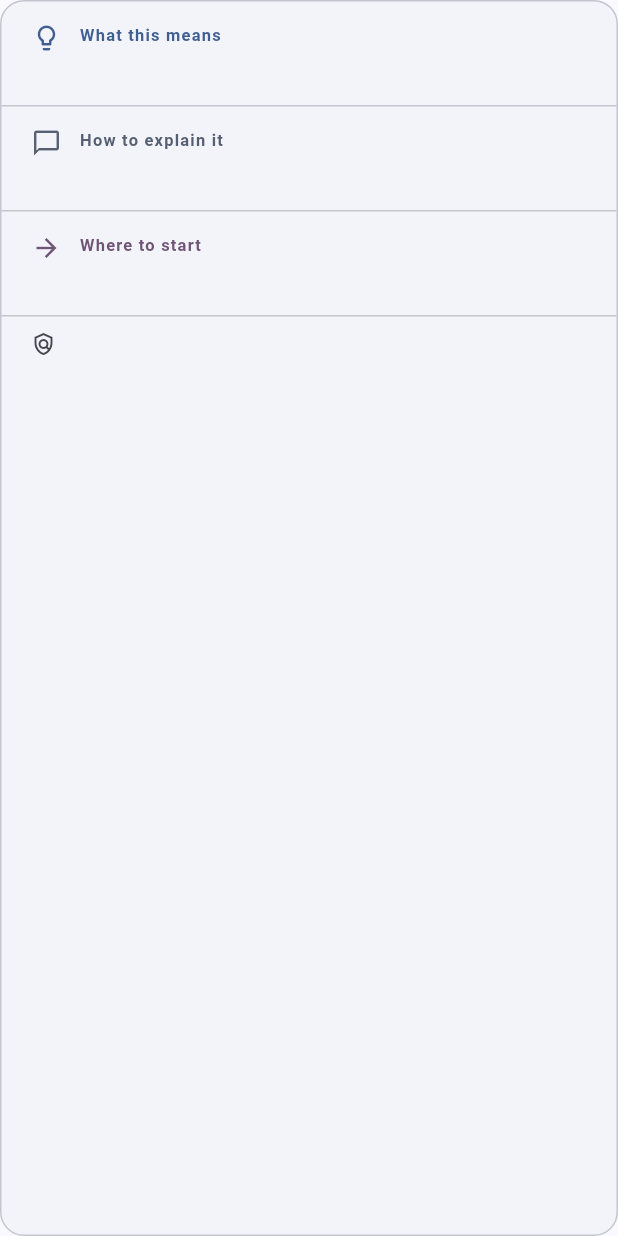
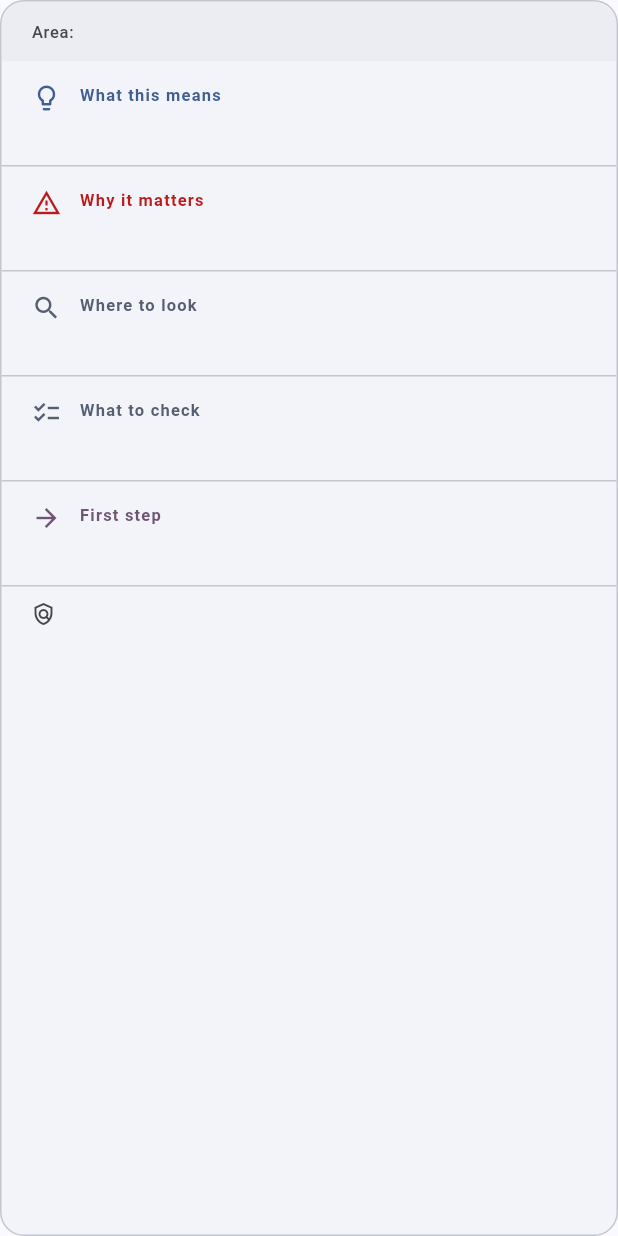
Before and after one commit to jeling43/CJIS_comp, a Flutter app: the _GuidanceCard widget shown alone on an empty page, opened directly with empty values, on a phone screen of 412 x 824 dp. Run offline on Flutter 3.47's test engine with Material 3 defaults, Android fonts, the phone set to English and light mode, and no system bars.

Commit message:
Refine results page: header, card fields, labels, navigation, prioritization
- Header: "Here are the areas that may need attention" + contextual subtext
- Cards: show all 7 fields (Area, Issue Label, What this means, Why it matters,
  Where to look, What to check, First step) + CJIS Reference
- Fix: display `risk` and `whatToCheck` fields that were missing from cards
- Fix: correct label "How to explain it" → "Where to look", "Where to start" → "First step"
- Fix: diagnostic flag shown as issue label (flag icon) instead of "Noted: ..."
- Combined insight cards: visually distinct with error color + priority icon
- Navigation: "Explore another area" / "Start over"
- Prioritization: sort cards by severity (control breakdowns > ownership gaps > uncertainty)

Agent-Logs-Url: https://github.com/jeling43/CJIS_comp/sessions/d66ba783-7605-47ec-a159-e5b36a06aa5e

Co-authored-by: jeling43 <113471742+jeling43@users.noreply.github.com>

```diff
--- a/lib/screens/question_flow_screen.dart
+++ b/lib/screens/question_flow_screen.dart
@@ -225,12 +225,26 @@ class _QuestionFlowScreenState extends State<QuestionFlowScreen> {
     );
   }
 
+  // ─── Prioritization helpers ─────────────────────────────────────────────
+
+  /// Priority order: control breakdowns > ownership gaps > uncertainty > no flag
+  static const _flagPriority = <String, int>{
+    'Control may not be consistently enforced': 0,
+    'Responsibility is unclear': 1,
+    'Lack of visibility in this area': 2,
+  };
+
+  int _diagnosticPriority(DiagnosticEntry entry) {
+    if (entry.diagnosticFlag == null) return 3;
+    return _flagPriority[entry.diagnosticFlag] ?? 3;
+  }
+
   // ─── Guidance summary ────────────────────────────────────────────────────
 
   Widget _buildGuidanceSummary() {
     final hasEntries = _collectedDiagnostics.isNotEmpty;
     final diagnosticEntries = hasEntries
-        ? _collectedDiagnostics
+        ? List.of(_collectedDiagnostics)..sort((a, b) => _diagnosticPriority(a).compareTo(_diagnosticPriority(b)))
         : [
             DiagnosticEntry(
               questionId: '',
@@ -243,22 +257,23 @@ class _QuestionFlowScreenState extends State<QuestionFlowScreen> {
       child: Column(
         crossAxisAlignment: CrossAxisAlignment.stretch,
         children: [
+          // ── 1. Header ───────────────────────────────────────────────
           Text(
-            'Here\'s what we noticed',
+            'Here are the areas that may need attention',
             style: Theme.of(context).textTheme.headlineSmall?.copyWith(
                   fontWeight: FontWeight.bold,
                 ),
           ),
           const SizedBox(height: 8),
           Text(
-            'Based on what you shared:',
+            'These are common areas where issues can occur in real-world environments.',
             style: Theme.of(context).textTheme.bodyMedium?.copyWith(
                   color: Theme.of(context).colorScheme.onSurfaceVariant,
                 ),
           ),
           const SizedBox(height: 24),
 
-          // Combined insights (if any)
+          // ── 2. Combined insights (if any) ───────────────────────────
           if (combinedInsights.isNotEmpty) ...[
             ...combinedInsights.map((insight) => Padding(
                   padding: const EdgeInsets.only(bottom: 16),
@@ -267,15 +282,17 @@ class _QuestionFlowScreenState extends State<QuestionFlowScreen> {
             const SizedBox(height: 8),
           ],
 
-          // Individual diagnostic cards
+          // ── 3. Individual issue cards ───────────────────────────────
           ...diagnosticEntries.map((entry) => Padding(
                 padding: const EdgeInsets.only(bottom: 16),
                 child: _GuidanceCard(
                   item: entry.guidance,
                   diagnosticFlag: entry.diagnosticFlag,
+                  areaLabel: _domainTitle,
                 ),
               )),
 
+          // ── 4. Navigation ───────────────────────────────────────────
           const SizedBox(height: 32),
           OutlinedButton(
             style: OutlinedButton.styleFrom(
@@ -286,7 +303,7 @@ class _QuestionFlowScreenState extends State<QuestionFlowScreen> {
             onPressed: () {
               Navigator.of(context).pop();
             },
-            child: const Text('Go back to categories'),
+            child: const Text('Explore another area'),
           ),
           const SizedBox(height: 12),
           TextButton(
@@ -297,7 +314,7 @@ class _QuestionFlowScreenState extends State<QuestionFlowScreen> {
                 (_) => false,
               );
             },
-            child: const Text('Start from the beginning'),
+            child: const Text('Start over'),
           ),
         ],
       ),
@@ -450,7 +467,8 @@ class _AnswerButton extends StatelessWidget {
 class _GuidanceCard extends StatelessWidget {
   final GuidanceItem item;
   final String? diagnosticFlag;
-  const _GuidanceCard({required this.item, this.diagnosticFlag});
+  final String areaLabel;
+  const _GuidanceCard({required this.item, this.diagnosticFlag, required this.areaLabel});
 
   @override
   Widget build(BuildContext context) {
@@ -464,24 +482,39 @@ class _GuidanceCard extends StatelessWidget {
       child: Column(
         crossAxisAlignment: CrossAxisAlignment.stretch,
         children: [
-          // Diagnostic flag badge
-          if (diagnosticFlag != null)
+          // Area label + optional issue label header
           Container(
-              padding: const EdgeInsets.symmetric(horizontal: 20, vertical: 10),
+            padding: const EdgeInsets.symmetric(horizontal: 20, vertical: 12),
             decoration: BoxDecoration(
-                color: scheme.tertiaryContainer.withOpacity(0.5),
+              color: diagnosticFlag != null
+                  ? scheme.tertiaryContainer.withOpacity(0.5)
+                  : scheme.surfaceContainerHighest.withOpacity(0.4),
               borderRadius: const BorderRadius.only(
                 topLeft: Radius.circular(16),
                 topRight: Radius.circular(16),
               ),
             ),
-              child: Row(
+            child: Column(
+              crossAxisAlignment: CrossAxisAlignment.start,
               children: [
-                  Icon(Icons.search_outlined, size: 16, color: scheme.onTertiaryContainer),
-                  const SizedBox(width: 8),
+                // Area (always shown)
+                Text(
+                  'Area: $areaLabel',
+                  style: Theme.of(context).textTheme.labelSmall?.copyWith(
+                        color: scheme.onSurfaceVariant,
+                        letterSpacing: 0.5,
+                      ),
+                ),
+                // Issue Label (if flagged)
+                if (diagnosticFlag != null) ...[
+                  const SizedBox(height: 6),
+                  Row(
+                    children: [
+                      Icon(Icons.flag_outlined, size: 16, color: scheme.onTertiaryContainer),
+                      const SizedBox(width: 6),
                       Expanded(
                         child: Text(
-                      'Noted: $diagnosticFlag',
+                          diagnosticFlag!,
                           style: Theme.of(context).textTheme.labelMedium?.copyWith(
                                 color: scheme.onTertiaryContainer,
                                 fontWeight: FontWeight.w600,
@@ -490,7 +523,11 @@ class _GuidanceCard extends StatelessWidget {
                       ),
                     ],
                   ),
+                ],
+              ],
             ),
+          ),
+          // 💡 What this means
           _GuidanceRow(
             icon: Icons.lightbulb_outline,
             label: 'What this means',
@@ -498,20 +535,38 @@ class _GuidanceCard extends StatelessWidget {
             color: scheme.primary,
           ),
           Divider(height: 1, color: scheme.outlineVariant),
+          // ⚠️ Why it matters
           _GuidanceRow(
-            icon: Icons.chat_bubble_outline,
-            label: 'How to explain it',
+            icon: Icons.warning_amber_outlined,
+            label: 'Why it matters',
+            text: item.risk,
+            color: scheme.error,
+          ),
+          Divider(height: 1, color: scheme.outlineVariant),
+          // 🔍 Where to look
+          _GuidanceRow(
+            icon: Icons.search_outlined,
+            label: 'Where to look',
             text: item.whereToLook,
             color: scheme.secondary,
           ),
           Divider(height: 1, color: scheme.outlineVariant),
+          // ✅ What to check
+          _GuidanceRow(
+            icon: Icons.checklist_outlined,
+            label: 'What to check',
+            text: item.whatToCheck,
+            color: scheme.secondary,
+          ),
+          Divider(height: 1, color: scheme.outlineVariant),
+          // ➡️ First step
           _GuidanceRow(
             icon: Icons.arrow_forward_outlined,
-            label: 'Where to start',
+            label: 'First step',
             text: item.firstStep,
             color: scheme.tertiary,
           ),
-          // CJIS reference (shown only in summary, never during questions)
+          // 📋 CJIS Reference (shown only in summary, never during questions)
           if (item.cjisReference != null) ...[
             Divider(height: 1, color: scheme.outlineVariant),
             Padding(
@@ -548,23 +603,23 @@ class _CombinedInsightCard extends StatelessWidget {
     return Container(
       padding: const EdgeInsets.all(20),
       decoration: BoxDecoration(
-        color: scheme.tertiaryContainer.withOpacity(0.4),
+        color: scheme.errorContainer.withOpacity(0.35),
         borderRadius: BorderRadius.circular(16),
-        border: Border.all(color: scheme.tertiary.withOpacity(0.3)),
+        border: Border.all(color: scheme.error.withOpacity(0.3), width: 1.5),
       ),
       child: Row(
         crossAxisAlignment: CrossAxisAlignment.start,
         children: [
-          Icon(Icons.insights, size: 22, color: scheme.tertiary),
+          Icon(Icons.priority_high_rounded, size: 24, color: scheme.error),
           const SizedBox(width: 12),
           Expanded(
             child: Column(
               crossAxisAlignment: CrossAxisAlignment.start,
               children: [
                 Text(
-                  'Something we noticed across your answers',
+                  'COMBINED INSIGHT',
                   style: Theme.of(context).textTheme.labelSmall?.copyWith(
-                        color: scheme.tertiary,
+                        color: scheme.error,
                         fontWeight: FontWeight.w700,
                         letterSpacing: 0.8,
                       ),
```
Lines whose indentation alone changed are shown as unchanged.
